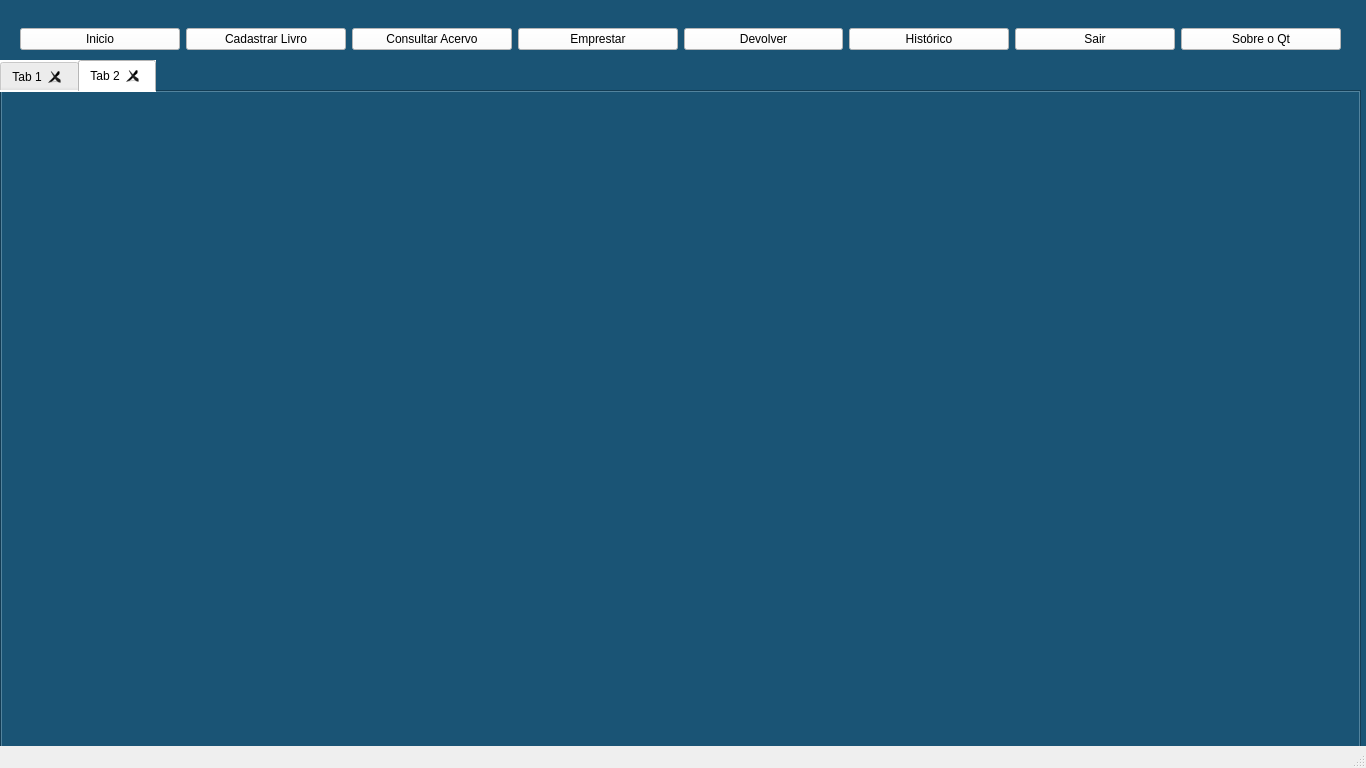
Above: mainwindow.ui from JoseC14/BiblioDeskC before the change. Below: the same form after it.
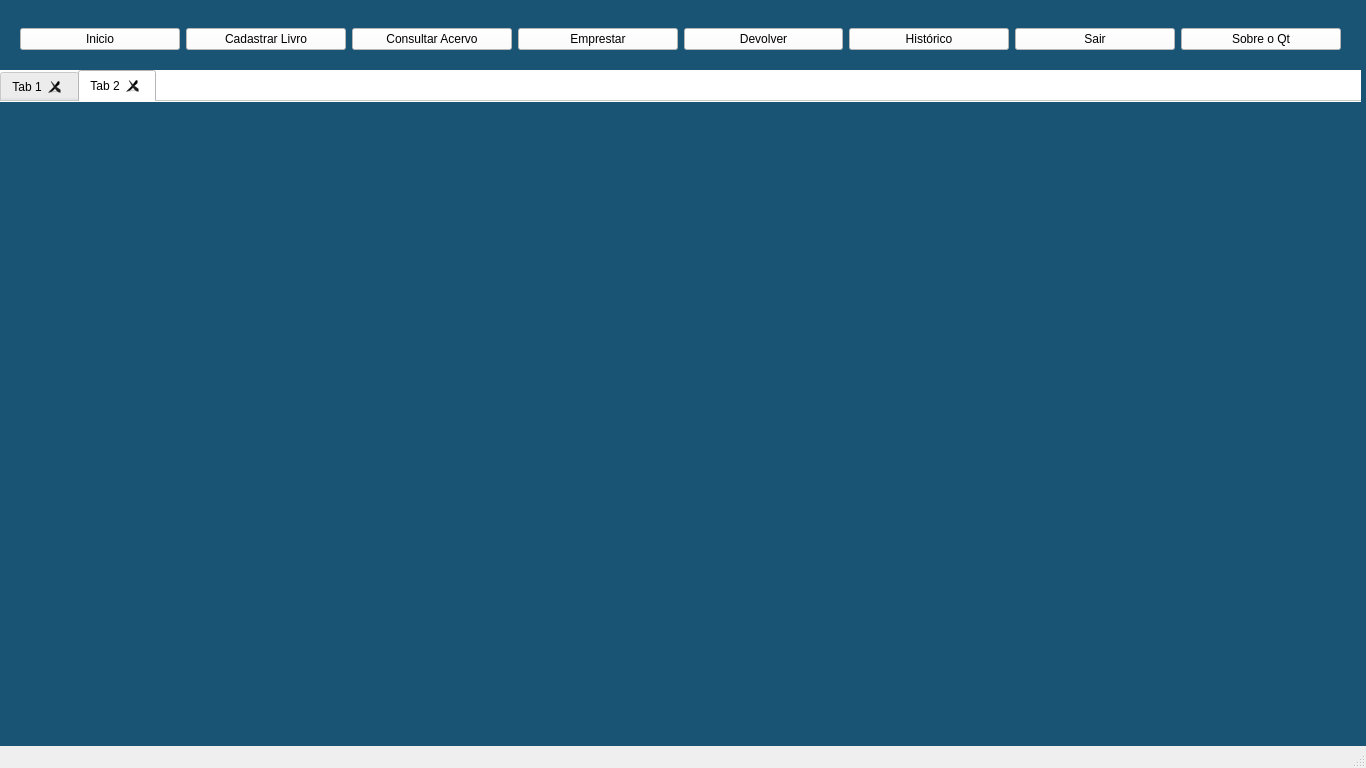
That is the form after the change. Icons and pictures are not drawn.

The edit to the form file:
```diff
--- a/mainwindow.ui
+++ b/mainwindow.ui
@@ -163,10 +163,13 @@
     </layout>
    </widget>
    <widget class="QTabWidget" name="tabWindos">
+    <property name="enabled">
+     <bool>true</bool>
+    </property>
     <property name="geometry">
      <rect>
       <x>0</x>
-      <y>60</y>
+      <y>70</y>
       <width>1361</width>
       <height>691</height>
      </rect>
@@ -180,12 +183,18 @@
     <property name="currentIndex">
      <number>1</number>
     </property>
+    <property name="documentMode">
+     <bool>true</bool>
+    </property>
     <property name="tabsClosable">
      <bool>true</bool>
     </property>
     <property name="movable">
      <bool>true</bool>
     </property>
+    <property name="tabBarAutoHide">
+     <bool>false</bool>
+    </property>
     <widget class="QWidget" name="tab">
      <attribute name="title">
       <string>Tab 1</string>
```
